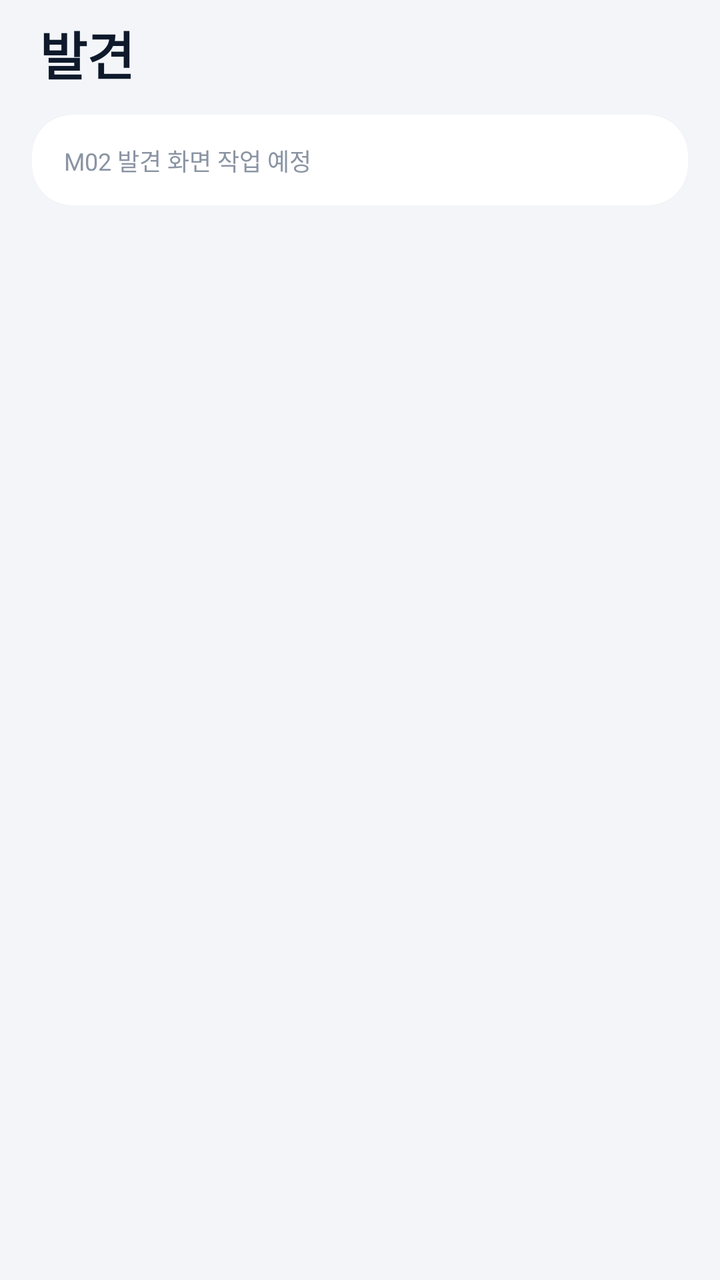
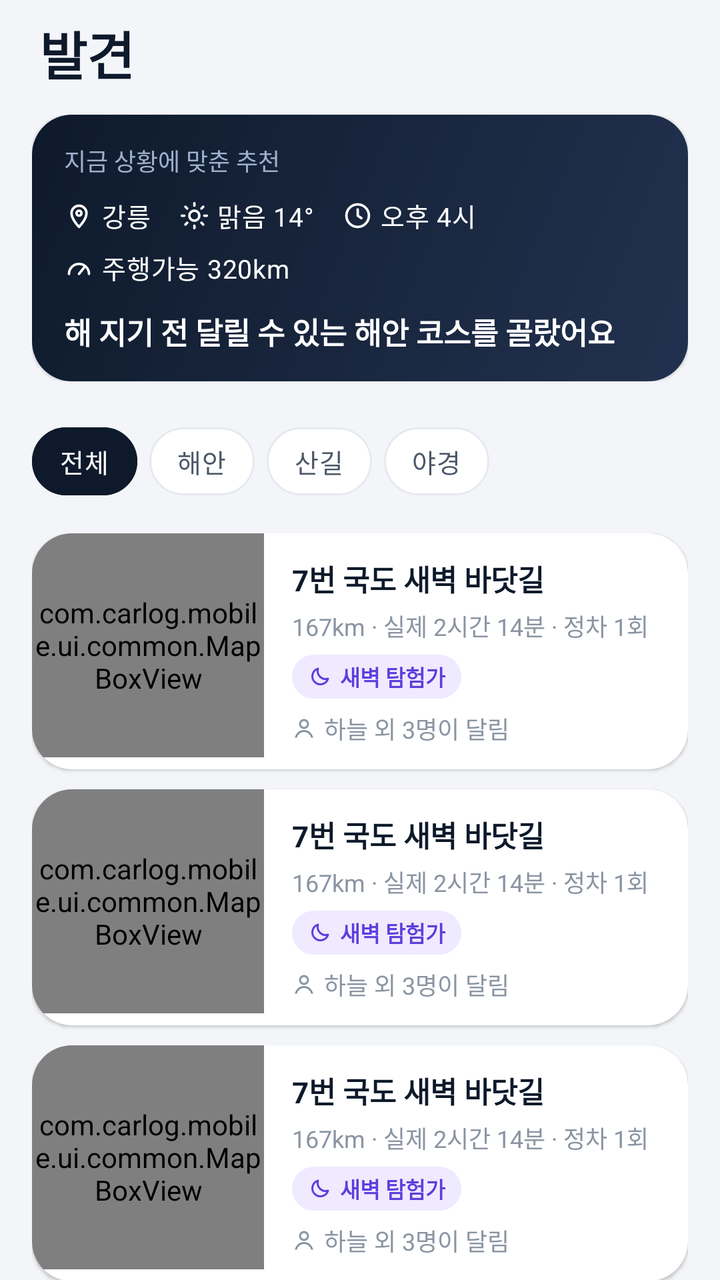

Screens rendered from an Android XML layout before and after an edit, with the pre-edit source and the edit as a unified diff.
<!-- AndroidManifest.xml: application theme Theme.CarlogMobile -->
<!-- res/layout/fragment_discover.xml -->
<?xml version="1.0" encoding="utf-8"?>
<androidx.core.widget.NestedScrollView xmlns:android="http://schemas.android.com/apk/res/android"
    xmlns:app="http://schemas.android.com/apk/res-auto"
    android:layout_width="match_parent"
    android:layout_height="match_parent"
    android:fillViewport="true">

    <LinearLayout
        android:layout_width="match_parent"
        android:layout_height="wrap_content"
        android:orientation="vertical"
        android:paddingBottom="@dimen/cl_space_20">

        
        <LinearLayout style="@style/Widget.Carlog.PageHeader">

            <TextView
                style="@style/Carlog.Text.PageTitle"
                android:layout_width="0dp"
                android:layout_height="wrap_content"
                android:layout_weight="1"
                android:text="@string/tab_discover" />

        </LinearLayout>

        
        <LinearLayout style="@style/Widget.Carlog.Section">

            <com.google.android.material.card.MaterialCardView
                android:layout_width="match_parent"
                android:layout_height="wrap_content">

                <LinearLayout style="@style/Widget.Carlog.CardContent">

                    <TextView
                        style="@style/Carlog.Text.Caption"
                        android:layout_width="wrap_content"
                        android:layout_height="wrap_content"
                        android:text="M02 발견 화면 작업 예정" />

                </LinearLayout>
            </com.google.android.material.card.MaterialCardView>
        </LinearLayout>
    </LinearLayout>
</androidx.core.widget.NestedScrollView>
<!-- resources referenced by this layout -->
<resources>
  <string name="tab_discover">발견</string>
  <!-- unchanged entries left out for length: 39 -->
</resources>

<!-- the commit's change to res/layout/fragment_discover.xml (unified diff, before → after) -->
@@ -1,9 +1,11 @@
 <?xml version="1.0" encoding="utf-8"?>
 <androidx.core.widget.NestedScrollView xmlns:android="http://schemas.android.com/apk/res/android"
     xmlns:app="http://schemas.android.com/apk/res-auto"
+    xmlns:tools="http://schemas.android.com/tools"
     android:layout_width="match_parent"
     android:layout_height="match_parent"
-    android:fillViewport="true">
+    android:fillViewport="true"
+    tools:ignore="HardcodedText">
 
     <LinearLayout
         android:layout_width="match_parent"
@@ -19,8 +21,7 @@
                 android:layout_width="0dp"
                 android:layout_height="wrap_content"
                 android:layout_weight="1"
-                android:text="@string/tab_discover" />
-
+                android:text="@string/discover_title" />
         </LinearLayout>
 
         
@@ -30,16 +31,206 @@
                 android:layout_width="match_parent"
                 android:layout_height="wrap_content">
 
-                <LinearLayout style="@style/Widget.Carlog.CardContent">
+                <LinearLayout
+                    style="@style/Widget.Carlog.CardContent"
+                    android:background="@drawable/bg_recommend">
 
                     <TextView
                         style="@style/Carlog.Text.Caption"
                         android:layout_width="wrap_content"
                         android:layout_height="wrap_content"
-                        android:text="M02 발견 화면 작업 예정" />
-
+                        android:text="@string/discover_recommend_label"
+                        android:textColor="@color/cl_recommend_label" />
+
+                    <com.google.android.material.chip.ChipGroup
+                        android:layout_width="match_parent"
+                        android:layout_height="wrap_content"
+                        android:layout_marginTop="@dimen/cl_space_8"
+                        app:chipSpacingHorizontal="@dimen/cl_space_14"
+                        app:chipSpacingVertical="@dimen/cl_space_4">
+
+                        <com.google.android.material.chip.Chip
+                            style="@style/Widget.Carlog.InfoChip"
+                            android:layout_width="wrap_content"
+                            android:layout_height="wrap_content"
+                            android:text="강릉"
+                            app:chipIcon="@drawable/ic_pin" />
+
+                        <com.google.android.material.chip.Chip
+                            style="@style/Widget.Carlog.InfoChip"
+                            android:layout_width="wrap_content"
+                            android:layout_height="wrap_content"
+                            android:text="맑음 14°"
+                            app:chipIcon="@drawable/ic_sun" />
+
+                        <com.google.android.material.chip.Chip
+                            style="@style/Widget.Carlog.InfoChip"
+                            android:layout_width="wrap_content"
+                            android:layout_height="wrap_content"
+                            android:text="오후 4시"
+                            app:chipIcon="@drawable/ic_clock" />
+
+                        <com.google.android.material.chip.Chip
+                            style="@style/Widget.Carlog.InfoChip"
+                            android:layout_width="wrap_content"
+                            android:layout_height="wrap_content"
+                            android:text="주행가능 320km"
+                            app:chipIcon="@drawable/ic_gauge" />
+                    </com.google.android.material.chip.ChipGroup>
+
+                    <TextView
+                        android:id="@+id/tv_recommend_message"
+                        android:layout_width="wrap_content"
+                        android:layout_height="wrap_content"
+                        android:layout_marginTop="@dimen/cl_space_10"
+                        android:text="해 지기 전 달릴 수 있는 해안 코스를 골랐어요"
+                        android:textColor="@color/cl_white"
+                        android:textSize="@dimen/cl_text_button"
+                        android:textStyle="bold" />
                 </LinearLayout>
             </com.google.android.material.card.MaterialCardView>
         </LinearLayout>
+
+        
+        <HorizontalScrollView
+            android:layout_width="match_parent"
+            android:layout_height="wrap_content"
+            android:clipToPadding="false"
+            android:paddingStart="@dimen/cl_screen_padding"
+            android:paddingEnd="@dimen/cl_screen_padding"
+            android:paddingBottom="@dimen/cl_space_12"
+            android:scrollbars="none">
+
+            <com.google.android.material.chip.ChipGroup
+                android:id="@+id/chip_group_filter"
+                android:layout_width="wrap_content"
+                android:layout_height="wrap_content"
+                app:checkedChip="@id/chip_filter_all"
+                app:chipSpacingHorizontal="@dimen/cl_space_6"
+                app:selectionRequired="true"
+                app:singleLine="true"
+                app:singleSelection="true">
+
+                <com.google.android.material.chip.Chip
+                    android:id="@+id/chip_filter_all"
+                    style="@style/Widget.Carlog.FilterChip"
+                    android:layout_width="wrap_content"
+                    android:layout_height="wrap_content"
+                    android:text="@string/discover_filter_all" />
+
+                <com.google.android.material.chip.Chip
+                    android:id="@+id/chip_filter_coast"
+                    style="@style/Widget.Carlog.FilterChip"
+                    android:layout_width="wrap_content"
+                    android:layout_height="wrap_content"
+                    android:text="@string/discover_filter_coast" />
+
+                <com.google.android.material.chip.Chip
+                    android:id="@+id/chip_filter_mountain"
+                    style="@style/Widget.Carlog.FilterChip"
+                    android:layout_width="wrap_content"
+                    android:layout_height="wrap_content"
+                    android:text="@string/discover_filter_mountain" />
+
+                <com.google.android.material.chip.Chip
+                    android:id="@+id/chip_filter_night"
+                    style="@style/Widget.Carlog.FilterChip"
+                    android:layout_width="wrap_content"
+                    android:layout_height="wrap_content"
+                    android:text="@string/discover_filter_night" />
+            </com.google.android.material.chip.ChipGroup>
+        </HorizontalScrollView>
+
+        
+        <LinearLayout style="@style/Widget.Carlog.Section">
+
+            <include
+                android:id="@+id/course_card_1"
+                layout="@layout/item_course_card" />
+
+            <include
+                android:id="@+id/course_card_2"
+                layout="@layout/item_course_card" />
+
+            <include
+                android:id="@+id/course_card_3"
+                layout="@layout/item_course_card" />
+
+            <include
+                android:id="@+id/course_card_4"
+                layout="@layout/item_course_card" />
+        </LinearLayout>
     </LinearLayout>
 </androidx.core.widget.NestedScrollView>
+<!-- res/layout/item_course_card.xml (included above) -->
+<?xml version="1.0" encoding="utf-8"?>
+<com.google.android.material.card.MaterialCardView xmlns:android="http://schemas.android.com/apk/res/android"
+    xmlns:tools="http://schemas.android.com/tools"
+    android:layout_width="match_parent"
+    android:layout_height="wrap_content"
+    android:layout_marginBottom="@dimen/cl_space_10"
+    android:clickable="true"
+    android:focusable="true"
+    tools:ignore="HardcodedText">
+
+    <LinearLayout
+        android:layout_width="match_parent"
+        android:layout_height="wrap_content"
+        android:baselineAligned="false"
+        android:orientation="horizontal">
+
+        <com.carlog.mobile.ui.common.MapBoxView
+            android:id="@+id/map_box"
+            android:layout_width="@dimen/cl_course_thumb_width"
+            android:layout_height="@dimen/cl_course_thumb_height" />
+
+        <LinearLayout
+            android:layout_width="0dp"
+            android:layout_height="wrap_content"
+            android:layout_gravity="center_vertical"
+            android:layout_weight="1"
+            android:orientation="vertical"
+            android:paddingStart="@dimen/cl_space_14"
+            android:paddingTop="@dimen/cl_space_12"
+            android:paddingEnd="@dimen/cl_space_14"
+            android:paddingBottom="@dimen/cl_space_12">
+
+            <TextView
+                android:id="@+id/tv_course_name"
+                style="@style/Carlog.Text.Body.Bold"
+                android:layout_width="wrap_content"
+                android:layout_height="wrap_content"
+                android:ellipsize="end"
+                android:maxLines="1"
+                android:text="7번 국도 새벽 바닷길"
+                android:textSize="@dimen/cl_text_course_title" />
+
+            <TextView
+                android:id="@+id/tv_course_meta"
+                style="@style/Carlog.Text.Caption"
+                android:layout_width="wrap_content"
+                android:layout_height="wrap_content"
+                android:layout_marginTop="@dimen/cl_space_4"
+                android:text="167km · 실제 2시간 14분 · 정차 1회" />
+
+            <TextView
+                android:id="@+id/tv_title_chip"
+                style="@style/Widget.Carlog.TitleChip.Violet"
+                android:layout_marginTop="@dimen/cl_space_6"
+                android:drawableStart="@drawable/ic_title_moon"
+                android:text="새벽 탐험가" />
+
+            <TextView
+                android:id="@+id/tv_runners"
+                style="@style/Carlog.Text.Caption"
+                android:layout_width="wrap_content"
+                android:layout_height="wrap_content"
+                android:layout_marginTop="@dimen/cl_space_6"
+                android:drawableStart="@drawable/ic_user_small"
+                android:drawablePadding="@dimen/cl_space_4"
+                android:drawableTint="@color/cl_ink3"
+                android:gravity="center_vertical"
+                android:text="하늘 외 3명이 달림" />
+        </LinearLayout>
+    </LinearLayout>
+</com.google.android.material.card.MaterialCardView>
<!-- resource entries referenced after the edit -->
@@ -1,6 +1,167 @@
 <!-- resources referenced by this layout -->
 <resources>
-  <string name="tab_discover">발견</string>
+  <color name="cl_recommend_label">#9FB0CC</color>
+  <dimen name="cl_course_thumb_height">112dp</dimen>
+  <dimen name="cl_course_thumb_width">116dp</dimen>
+  <dimen name="cl_space_10">10dp</dimen>
+  <dimen name="cl_space_14">14dp</dimen>
+  <dimen name="cl_space_4">4dp</dimen>
+  <dimen name="cl_text_course_title">14.5sp</dimen>
+  <!-- drawable bg_recommend (drawable) -->
+  <?xml version="1.0" encoding="utf-8"?>
+  <shape xmlns:android="http://schemas.android.com/apk/res/android" android:shape="rectangle">
+      <gradient
+          android:angle="315"
+          android:endColor="@color/cl_recommend_end"
+          android:startColor="@color/cl_ink" />
+  </shape>
+  <!-- drawable ic_clock (drawable) -->
+  <?xml version="1.0" encoding="utf-8"?>
+  <vector xmlns:android="http://schemas.android.com/apk/res/android"
+      android:width="24dp"
+      android:height="24dp"
+      android:viewportWidth="24"
+      android:viewportHeight="24">
+      <path
+          android:fillColor="#00000000"
+          android:pathData="M3,12 A9,9 0 1,0 21,12 A9,9 0 1,0 3,12 Z M12,7 V12 L15,14"
+          android:strokeWidth="2"
+          android:strokeColor="@color/cl_ink"
+          android:strokeLineCap="round"
+          android:strokeLineJoin="round" />
+  </vector>
+  <!-- drawable ic_gauge (drawable) -->
+  <?xml version="1.0" encoding="utf-8"?>
+  <vector xmlns:android="http://schemas.android.com/apk/res/android"
+      android:width="24dp"
+      android:height="24dp"
+      android:viewportWidth="24"
+      android:viewportHeight="24">
+      <path
+          android:fillColor="#00000000"
+          android:pathData="M4,17 A8,8 0 1,1 20,17 M12,17 L16,12"
+          android:strokeWidth="2"
+          android:strokeColor="@color/cl_ink"
+          android:strokeLineCap="round"
+          android:strokeLineJoin="round" />
+  </vector>
+  <!-- drawable ic_pin (drawable) -->
+  <?xml version="1.0" encoding="utf-8"?>
+  <vector xmlns:android="http://schemas.android.com/apk/res/android"
+      android:width="24dp"
+      android:height="24dp"
+      android:viewportWidth="24"
+      android:viewportHeight="24">
+      <path
+          android:fillColor="#00000000"
+          android:pathData="M12,21 C12,21 6,15 6,10 A6,6 0 0,1 18,10 C18,15 12,21 12,21 Z M10,10 A2,2 0 1,0 14,10 A2,2 0 1,0 10,10 Z"
+          android:strokeWidth="2"
+          android:strokeColor="@color/cl_ink"
+          android:strokeLineCap="round"
+          android:strokeLineJoin="round" />
+  </vector>
+  <!-- drawable ic_sun (drawable) -->
+  <?xml version="1.0" encoding="utf-8"?>
+  <vector xmlns:android="http://schemas.android.com/apk/res/android"
+      android:width="24dp"
+      android:height="24dp"
+      android:viewportWidth="24"
+      android:viewportHeight="24">
+      <path
+          android:fillColor="#00000000"
+          android:pathData="M8,12 A4,4 0 1,0 16,12 A4,4 0 1,0 8,12 Z M12,2 V4 M12,20 V22 M4.9,4.9 L6.3,6.3 M17.7,17.7 L19.1,19.1 M2,12 H4 M20,12 H22 M4.9,19.1 L6.3,17.7 M17.7,6.3 L19.1,4.9"
+          android:strokeWidth="2"
+          android:strokeColor="@color/cl_ink"
+          android:strokeLineCap="round"
+          android:strokeLineJoin="round" />
+  </vector>
+  <!-- drawable ic_title_moon (drawable) -->
+  <?xml version="1.0" encoding="utf-8"?>
+  <vector xmlns:android="http://schemas.android.com/apk/res/android"
+      android:width="12dp"
+      android:height="12dp"
+      android:viewportWidth="24"
+      android:viewportHeight="24">
+      <path
+          android:fillColor="#00000000"
+          android:pathData="M20,14 A8,8 0 0,1 10,4 A8,8 0 1,0 20,14 Z"
+          android:strokeWidth="2"
+          android:strokeColor="@color/cl_ink"
+          android:strokeLineCap="round"
+          android:strokeLineJoin="round" />
+  </vector>
+  <!-- drawable ic_user_small (drawable) -->
+  <?xml version="1.0" encoding="utf-8"?>
+  <vector xmlns:android="http://schemas.android.com/apk/res/android"
+      android:width="12dp"
+      android:height="12dp"
+      android:viewportWidth="24"
+      android:viewportHeight="24">
+      <path
+          android:fillColor="#00000000"
+          android:pathData="M8,8 A4,4 0 1,0 16,8 A4,4 0 1,0 8,8 Z M4,21 C5.5,17 8.5,15 12,15 C15.5,15 18.5,17 20,21"
+          android:strokeWidth="2"
+          android:strokeColor="@color/cl_ink"
+          android:strokeLineCap="round"
+          android:strokeLineJoin="round" />
+  </vector>
+  <string name="discover_filter_all">전체</string>
+  <string name="discover_filter_coast">해안</string>
+  <string name="discover_filter_mountain">산길</string>
+  <string name="discover_filter_night">야경</string>
+  <string name="discover_recommend_label">지금 상황에 맞춘 추천</string>
+  <string name="discover_title">발견</string>
+  <style name="Carlog.Text.Body.Bold">
+          <item name="android:textStyle">bold</item>
+      </style>
+  <style name="Widget.Carlog.FilterChip" parent="Widget.MaterialComponents.Chip.Choice">
+          <item name="chipMinHeight">@dimen/cl_chip_height</item>
+          <item name="chipCornerRadius">@dimen/cl_pill_radius</item>
+          <item name="chipBackgroundColor">@color/selector_chip_bg</item>
+          <item name="chipStrokeColor">@color/selector_chip_stroke</item>
+          <item name="chipStrokeWidth">@dimen/cl_divider</item>
+          <item name="android:textColor">@color/selector_chip_text</item>
+          <item name="android:textSize">@dimen/cl_text_chip</item>
+          <item name="chipStartPadding">0dp</item>
+          <item name="chipEndPadding">0dp</item>
+          <item name="textStartPadding">@dimen/cl_chip_padding_h</item>
+          <item name="textEndPadding">@dimen/cl_chip_padding_h</item>
+          <item name="checkedIconVisible">false</item>
+          <item name="rippleColor">@color/cl_line</item>
+      </style>
+  <style name="Widget.Carlog.InfoChip" parent="Widget.MaterialComponents.Chip.Action">
+          <item name="chipBackgroundColor">@android:color/transparent</item>
+          <item name="chipSurfaceColor">@android:color/transparent</item>
+          <item name="chipStrokeWidth">0dp</item>
+          <item name="chipMinHeight">22dp</item>
+          <item name="chipStartPadding">0dp</item>
+          <item name="chipEndPadding">0dp</item>
+          <item name="iconStartPadding">0dp</item>
+          <item name="iconEndPadding">0dp</item>
+          <item name="textStartPadding">@dimen/cl_space_4</item>
+          <item name="textEndPadding">0dp</item>
+          <item name="chipIconSize">@dimen/cl_icon_size_info</item>
+          <item name="chipIconTint">@color/cl_white</item>
+          <item name="android:textColor">@color/cl_white</item>
+          <item name="android:textSize">@dimen/cl_text_chip</item>
+          <item name="android:clickable">false</item>
+          <item name="android:focusable">false</item>
+          <item name="ensureMinTouchTargetSize">false</item>
+          <item name="rippleColor">@android:color/transparent</item>
+      </style>
+  <style name="Widget.Carlog.TitleChip.Violet">
+          <item name="android:backgroundTint">@color/cl_chip_violet_bg</item>
+          <item name="android:textColor">@color/cl_chip_violet_fg</item>
+          <item name="android:drawableTint">@color/cl_chip_violet_fg</item>
+      </style>
+  <color name="cl_recommend_end">#22314F</color>
+  <dimen name="cl_chip_height">34dp</dimen>
+  <dimen name="cl_pill_radius">100dp</dimen>
+  <dimen name="cl_text_chip">13sp</dimen>
+  <dimen name="cl_chip_padding_h">14dp</dimen>
+  <dimen name="cl_icon_size_info">15dp</dimen>
+  <color name="cl_chip_violet_bg">#EFEAFF</color>
+  <color name="cl_chip_violet_fg">#5B3FDB</color>
   <!-- unchanged entries left out for length: 39 -->
 </resources>
 
